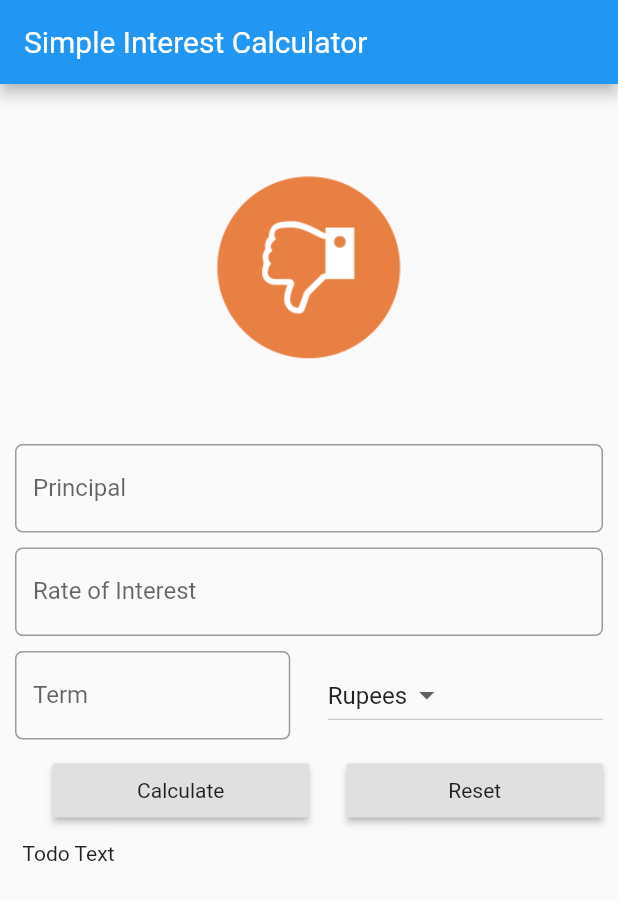
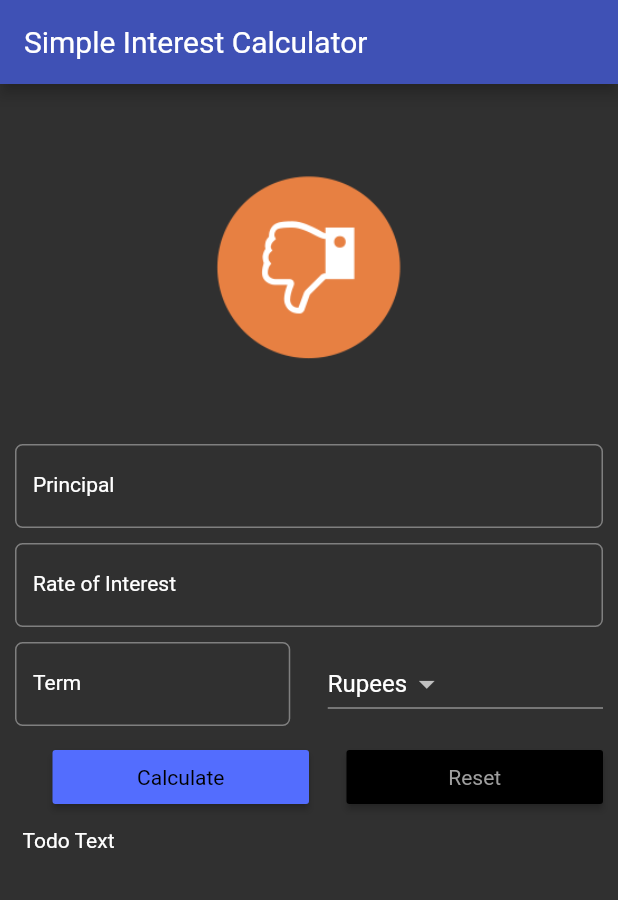
Before and after one commit to rudrik/flutter_learning, a Flutter app: the screen it shows after launch, after a tap on "Calculate", on a phone screen of 412 x 824 dp. Shown: the top 900 px of the screen. Run offline on Flutter 3.47's test engine with Material 2 defaults, Android fonts, the phone set to English and light mode, and no system bars.

Commit message:
InterestCalculus -- Implemented the theme in the Application.

```diff
--- a/lib/main.dart
+++ b/lib/main.dart
@@ -2,8 +2,13 @@ import 'package:flutter/material.dart';
 
 void main() {
   runApp(MaterialApp(
+    debugShowCheckedModeBanner: false,
     title: "Simple Interest calculator App",
     home: SIForm(),
+    theme: ThemeData(
+        primaryColor: Colors.indigo,
+        accentColor: Colors.indigoAccent,
+        brightness: Brightness.dark),
   ));
 }
 
@@ -21,6 +26,9 @@ class _SIFormState extends State<SIForm> {
 
   @override
   Widget build(BuildContext context) {
+    TextStyle textStyle = Theme.of(context).textTheme.body1;
+
+
     return Scaffold(
       //resizeToAvoidBottomPadding: false,
       appBar: AppBar(
@@ -35,9 +43,11 @@ class _SIFormState extends State<SIForm> {
                 padding: EdgeInsets.only(
                     top: _minimumPadding, bottom: _minimumPadding),
                 child: TextField(
+                    style: textStyle,
                     keyboardType: TextInputType.number,
                     decoration: InputDecoration(
                         labelText: 'Principal',
+                        labelStyle: textStyle,
                         hintText: 'Enter Principal e.g. 12000',
                         border: OutlineInputBorder(
                           borderRadius: BorderRadius.circular(_minimumPadding),
@@ -46,10 +56,12 @@ class _SIFormState extends State<SIForm> {
                 padding: EdgeInsets.only(
                     top: _minimumPadding, bottom: _minimumPadding),
                 child: TextField(
+                    style: textStyle,
                     keyboardType: TextInputType.number,
                     decoration: InputDecoration(
                       labelText: 'Rate of Interest',
                       hintText: 'In percent',
+                      labelStyle: textStyle,
                       border: OutlineInputBorder(
                         borderRadius: BorderRadius.circular(_minimumPadding),
                       ),
@@ -61,9 +73,11 @@ class _SIFormState extends State<SIForm> {
                   children: <Widget>[
                     Expanded(
                         child: TextField(
+                            style: textStyle,
                             keyboardType: TextInputType.number,
                             decoration: InputDecoration(
                               labelText: 'Term',
+                              labelStyle: textStyle,
                               hintText: 'Time in years',
                               border: OutlineInputBorder(
                                 borderRadius:
@@ -97,19 +111,34 @@ class _SIFormState extends State<SIForm> {
                         child: Container(
                       padding: EdgeInsets.only(left: _minimumPadding * 5),
                       child: RaisedButton(
-                          child: Text('Calculate'), onPressed: () {}),
+                          color: Theme.of(context).accentColor,
+                          textColor: Theme.of(context).primaryColorDark,
+                          child: Text(
+                            'Calculate',
+                            textScaleFactor: 1,
+                          ),
+                          onPressed: () {}),
                     )),
                     Expanded(
                       child: Container(
                           padding: EdgeInsets.only(left: _minimumPadding * 5),
                           child: RaisedButton(
-                              child: Text('Reset'), onPressed: () {})),
+                              color: Theme.of(context).primaryColorDark,
+                              textColor: Theme.of(context).primaryColorLight,
+                              child: Text(
+                                'Reset',
+                                textScaleFactor: 1,
+                              ),
+                              onPressed: () {})),
                     )
                   ],
                 )),
             Padding(
               padding: EdgeInsets.all(_minimumPadding),
-              child: Text('Todo Text'),
+              child: Text(
+                'Todo Text',
+                style: textStyle,
+              ),
             )
           ],
         ),
```
